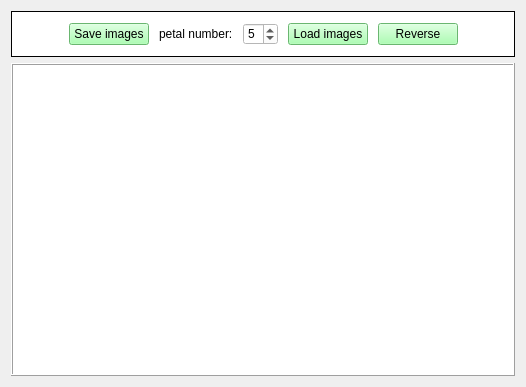
czimbortibor/Large-annotated-image-collection-management, file MainWindow.ui: the form before one commit.
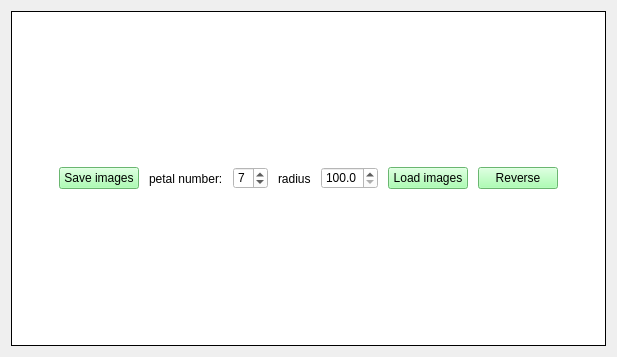
The form after the commit.

Commit message: ring/flower layout implementation + UI elements added

The edit to the form file:
```diff
--- a/MainWindow.ui
+++ b/MainWindow.ui
@@ -6,8 +6,8 @@
    <rect>
     <x>0</x>
     <y>0</y>
-    <width>526</width>
-    <height>387</height>
+    <width>617</width>
+    <height>357</height>
    </rect>
   </property>
   <property name="windowTitle">
@@ -18,7 +18,7 @@
   </property>
   <widget class="QWidget" name="centralWidget">
    <layout class="QGridLayout" name="gridLayout">
-    <item row="0" column="0">
+    <item row="1" column="0">
      <widget class="QFrame" name="frame_2">
       <property name="sizePolicy">
        <sizepolicy hsizetype="Expanding" vsizetype="Preferred">
@@ -35,7 +35,7 @@
       <property name="frameShadow">
        <enum>QFrame::Plain</enum>
       </property>
-      <layout class="QHBoxLayout" name="horizontalLayout_2" stretch="0,0,0,0,0,0,0">
+      <layout class="QHBoxLayout" name="horizontalLayout_2" stretch="0,0,0,0,0,0,0,0,0">
        <property name="spacing">
         <number>10</number>
        </property>
@@ -84,7 +84,30 @@
           </size>
          </property>
          <property name="value">
-          <number>5</number>
+          <number>7</number>
+         </property>
+        </widget>
+       </item>
+       <item>
+        <widget class="QLabel" name="lblRadius">
+         <property name="text">
+          <string>radius</string>
+         </property>
+        </widget>
+       </item>
+       <item>
+        <widget class="QDoubleSpinBox" name="spinBox_radius">
+         <property name="decimals">
+          <number>1</number>
+         </property>
+         <property name="minimum">
+          <double>100.000000000000000</double>
+         </property>
+         <property name="maximum">
+          <double>200.000000000000000</double>
+         </property>
+         <property name="singleStep">
+          <double>20.000000000000000</double>
          </property>
         </widget>
        </item>
@@ -124,19 +147,6 @@
       </layout>
      </widget>
     </item>
-    <item row="1" column="0">
-     <widget class="QGraphicsView" name="graphicsView">
-      <property name="frameShape">
-       <enum>QFrame::Box</enum>
-      </property>
-      <property name="frameShadow">
-       <enum>QFrame::Raised</enum>
-      </property>
-      <property name="viewportUpdateMode">
-       <enum>QGraphicsView::MinimalViewportUpdate</enum>
-      </property>
-     </widget>
-    </item>
    </layout>
   </widget>
  </widget>
```
The commit also changes 8 other files.
